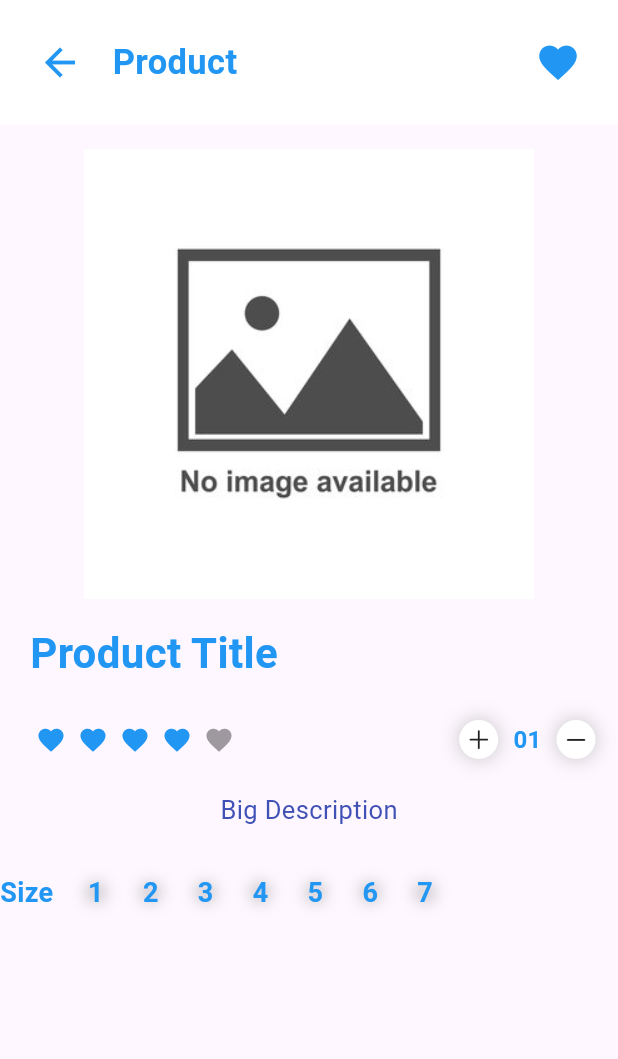
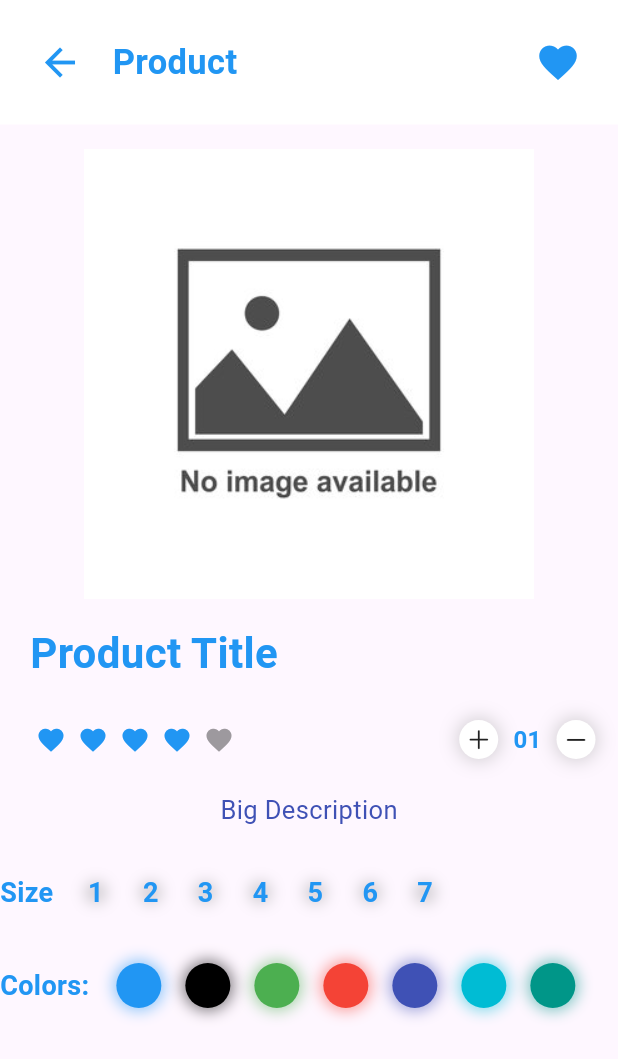
Before and after one commit to Mosaidur/Fluter_Ecommerce_UI, a Flutter app: the ItemPage screen opened directly with empty values, on a phone screen of 412 x 824 dp. Shown: the top 1059 px of the screen. Run offline on Flutter 3.47's test engine with Material 2 defaults, Android fonts, the light colour scheme and no system bars; drawn by our look-alikes of flutter_rating_bar; our stand-ins replace badges, curved_navigation_bar.

Commit message:
3rd update

```diff
--- a/lib/pages/item_page.dart
+++ b/lib/pages/item_page.dart
@@ -2,6 +2,7 @@ import 'package:flutter/cupertino.dart';
 import 'package:flutter/material.dart';
 import 'package:flutter_rating_bar/flutter_rating_bar.dart';
 
+import '../widgets/color_of_product.dart';
 import '../widgets/item_appbar.dart';
 import '../widgets/size_of_product.dart';
 
@@ -132,6 +133,7 @@ class ItemPage extends StatelessWidget {
                 child: Text(
                     itemData["BigDescription"] ?? "Big Description",
                   textAlign: TextAlign.justify,
+                  maxLines: 5,
                   style: TextStyle(
                     fontSize: 17,
                     color: Colors.indigo
@@ -155,7 +157,25 @@ class ItemPage extends StatelessWidget {
                     SizeOfProduct(),
                   ],
                 ),
-              )
+              ),
+              Padding(
+                padding: EdgeInsets.symmetric(vertical: 8),
+                child: Row(
+                  children: [
+                    Text(
+                      "Colors:",
+                      style: TextStyle(
+                        fontWeight: FontWeight.bold,
+                        fontSize: 18,
+                        color: Colors.blue,
+                      ),
+                    ),
+                    SizedBox(width: 10,),
+
+                    ColorsOfProduct(),
+                  ],
+                ),
+              ),
             ],
           ),
         ],
--- /dev/null
+++ b/lib/widgets/color_of_product.dart
@@ -0,0 +1,52 @@
+import 'package:flutter/material.dart';
+
+class ColorsOfProduct extends StatelessWidget {
+  ColorsOfProduct({super.key});
+
+  @override
+  Widget build(BuildContext context) {
+    List<Color> colors = [
+      Colors.blue,
+      Colors.black,
+      Colors.green,
+      Colors.red,
+      Colors.indigo,
+      Colors.cyan,
+      Colors.teal
+    ];
+
+    List<Widget> coloredCircles = [];
+    for (int i = 0; i < colors.length; i++) {
+      Color color = colors[i];
+
+      coloredCircles.add(
+        Padding(
+          padding: const EdgeInsets.all(8.0),
+          child: Container(
+            height: 30,
+            width: 30,
+            alignment: Alignment.center,
+            decoration: BoxDecoration(
+              shape: BoxShape.circle,
+              color: color,
+              boxShadow: [
+                BoxShadow(
+                  color: color.withOpacity(0.5),
+                  spreadRadius: 2,
+                  blurRadius: 8,
+                ),
+              ],
+            ),
+          ),
+        ),
+      );
+    }
+
+    return SingleChildScrollView(
+      scrollDirection: Axis.horizontal,
+      child: Row(
+        children: coloredCircles,
+      ),
+    );
+  }
+}
```
Also changed, not shown: lib/widgets/item_nav_bar.dart (added).
